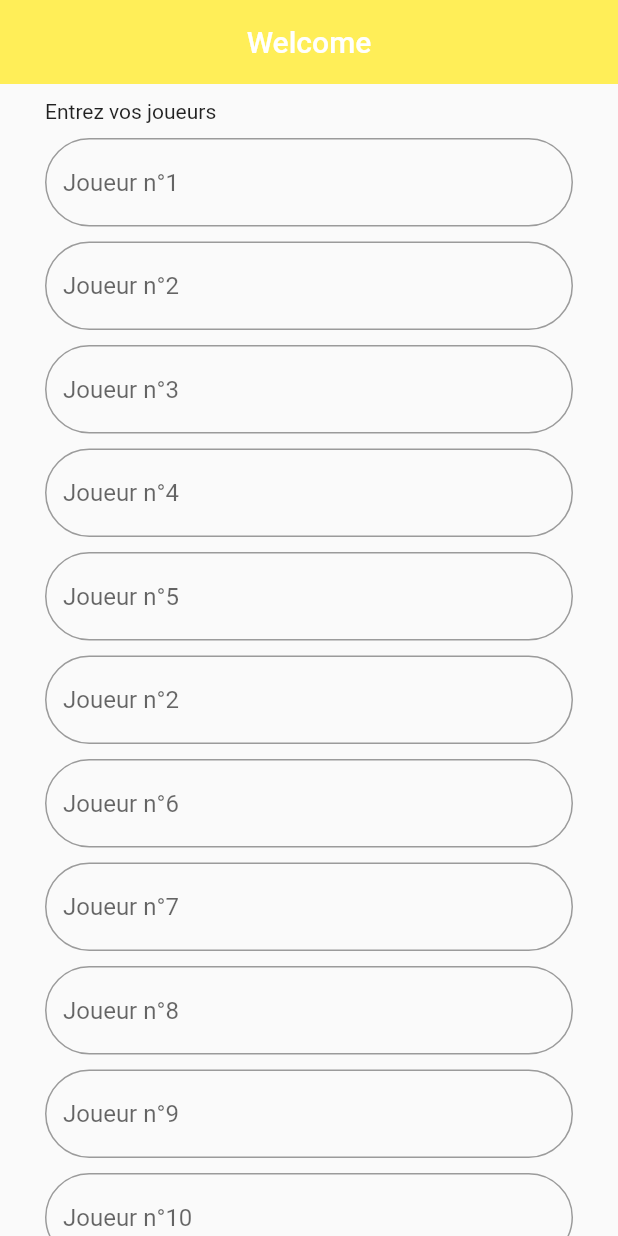
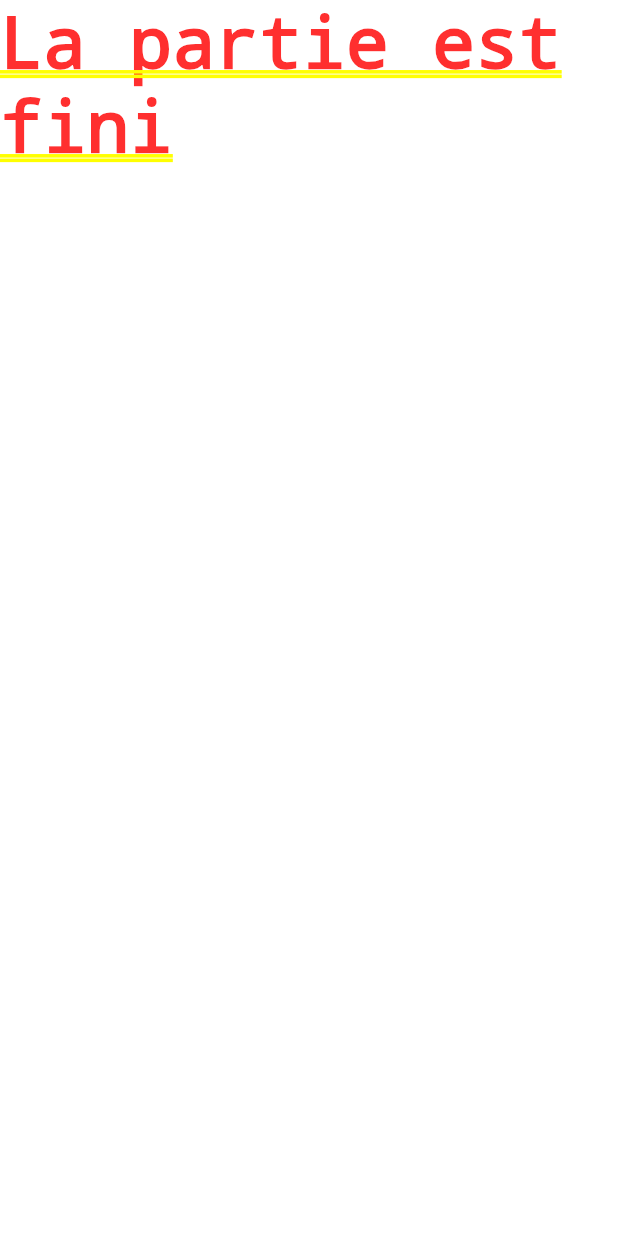
Before and after one commit to Henrisrn/Kapkool, a Flutter app: the screen it shows after launch, on a phone screen of 412 x 824 dp. Run offline on Flutter 3.47's test engine with Material 2 defaults, Android fonts, the phone set to English and light mode, and no system bars; our stand-ins replace firebase_core, flutter_fortune_wheel, rxdart; missing offline and left inert: mongo_dart; accounts and stored records are empty.

Commit message:
V2avecupdate

```diff
--- /dev/null
+++ b/lib/Partiefini.dart
@@ -0,0 +1,19 @@
+import 'package:flutter/cupertino.dart';
+import 'package:flutter/src/widgets/container.dart';
+import 'package:flutter/src/widgets/framework.dart';
+
+class PartieFinie extends StatefulWidget {
+  const PartieFinie({super.key});
+
+  @override
+  State<PartieFinie> createState() => _PartieFinieState();
+}
+
+class _PartieFinieState extends State<PartieFinie> {
+  @override
+  Widget build(BuildContext context) {
+    return Container(
+      child: Text("La partie est fini"),
+    );
+  }
+}
--- a/lib/Verite.dart
+++ b/lib/Verite.dart
@@ -52,13 +52,13 @@ class _VeriteState extends State<Verite> {
                         children: [
                           ElevatedButton(
                             onPressed: () => ({
-                              widget.onChangedStep(6),
+                              widget.onChangedStep((Random().nextInt(5) + 1)),
                             }),
                             style: ElevatedButton.styleFrom(
                               backgroundColor: Colors.yellow,
                             ),
                             child: Text(
-                              "Tu fais l'action".toUpperCase(),
+                              "Flemme de dire la vérité".toUpperCase(),
                               style: TextStyle(
                                 color: Colors.white,
                                 backgroundColor: Colors.yellow,
@@ -72,7 +72,7 @@ class _VeriteState extends State<Verite> {
                             style: ElevatedButton.styleFrom(
                                 backgroundColor: Colors.yellow),
                             child: Text(
-                              "Tu NE fais pas l'action".toUpperCase(),
+                              "Tu dis la vérité".toUpperCase(),
                               style: TextStyle(
                                 color: Colors.white,
                                 backgroundColor: Colors.yellow,
--- a/lib/guest.dart
+++ b/lib/guest.dart
@@ -8,6 +8,7 @@ import 'package:kapkool/Cestun10.dart';
 import 'package:kapkool/DBConnection.dart';
 import 'package:kapkool/Home.dart';
 import 'package:kapkool/Jenaijamais.dart';
+import 'package:kapkool/Partiefini.dart';
 import 'package:kapkool/Question.dart';
 import 'package:kapkool/QuiPourrait.dart';
 import 'package:kapkool/Roulette.dart';
@@ -32,8 +33,19 @@ class _GuestState extends State<Guest> {
     "Quipourrait",
     "Cap"
   ];
-  List<String> joueur = ["Henri"];
+  String sortie = "";
+  List<String> joueur = [];
   String answer = "";
+  bool Partiefinie(List<List<String>> lis) {
+    bool res = false;
+    for (List<String> i in lis) {
+      if (i.length == 0) {
+        res = true;
+      }
+    }
+    return res;
+  }
+
   void initState() {
     // ignore: todo
     // TODO: implement initState
@@ -41,54 +53,43 @@ class _GuestState extends State<Guest> {
 
     DBConnection coll = new DBConnection(collec);
     coll.dbconnect.then(((question) => setState(() => _widget.addAll([
-          Home(
-              onChangedStep: (indexx, value) => setState(() {
-                    index = indexx;
-                    joueur = value;
-                  })),
+          Partiefinie(question)
+              ? PartieFinie()
+              : Home(
+                  onChangedStep: (indexx, value) => setState(() {
+                        index = indexx;
+                        for (String i in value) {
+                          joueur.add((i + "  "));
+                        }
+                      })),
           Cestun10(
-              compteur: widget.compteur,
               Nomjoueur: joueur,
               quest: question.elementAt(0),
-              onChangedStep: (indexx, res, cpp) => setState(() {
+              onChangedStep: (indexx) => setState(() {
                     index = indexx;
-                    answer = res;
-                    widget.compteur = cpp + 1;
                   })),
           Question(
-              compteur: widget.compteur,
               Nomjoueur: joueur,
               question: question.elementAt(5),
-              onChangedStep: (indexx, answerr, cpp) => setState(() {
+              onChangedStep: (indexx) => setState(() {
                     index = indexx;
-                    answer = answerr;
-                    widget.compteur = cpp + 1;
                   })),
           QuiPourrait(
-              compteur: widget.compteur,
               Nomjoueur: joueur,
               question: question.elementAt(4),
-              onChangedStep: (indexx, answerr, cpp) => setState(() {
+              onChangedStep: (indexx) => setState(() {
                     index = indexx;
-                    answer = answerr;
-                    widget.compteur = cpp + 1;
                   })),
           Jenaijamais(
-              compteur: widget.compteur,
               Nomjoueur: joueur,
               question: question.elementAt(3),
-              onChangedStep: (indexx, answerr, cpp) => setState(() {
+              onChangedStep: (indexx) => setState(() {
                     index = indexx;
-                    answer = answerr;
-                    widget.compteur = cpp + 1;
                   })),
           Actionouverite(
-              compteur: widget.compteur,
               Nomjoueur: joueur,
-              onChangedStep: (indexx, answerr, cpp) => setState(() {
+              onChangedStep: (indexx) => setState(() {
                     index = indexx;
-                    answer = answerr;
-                    widget.compteur = cpp + 1;
                   })),
           Roulette(
               onChangedStep: (indexx) => setState(() {
--- a/pubspec.yaml
+++ b/pubspec.yaml
@@ -42,7 +42,12 @@ dependencies:
   rxdart: ^0.27.5
   path_provider: ^2.0.11
   mongo_dart: ^0.7.4+1
+  flutter_launcher_icons: ^0.10.0
 
+flutter_icons:
+  android: "launcher_icon"
+  ios: true
+  image_path: "Assets/kapkool_logo_2-removebg-preview_1 (1).png"
 
 dev_dependencies:
   flutter_test:
```
Also changed, not shown: lib/Action.dart (+13 -6 lines), lib/Actionouverite.dart (+11 -18 lines), lib/Cestun10.dart (+16 -12 lines), lib/Jenaijamais.dart (+15 -12 lines), lib/Question.dart (+19 -13 lines), lib/QuiPourrait.dart (+14 -9 lines), Assets/kapkool_logo_2-removebg-preview_1 (1).png (added), pubspec.lock, 28 other files.
